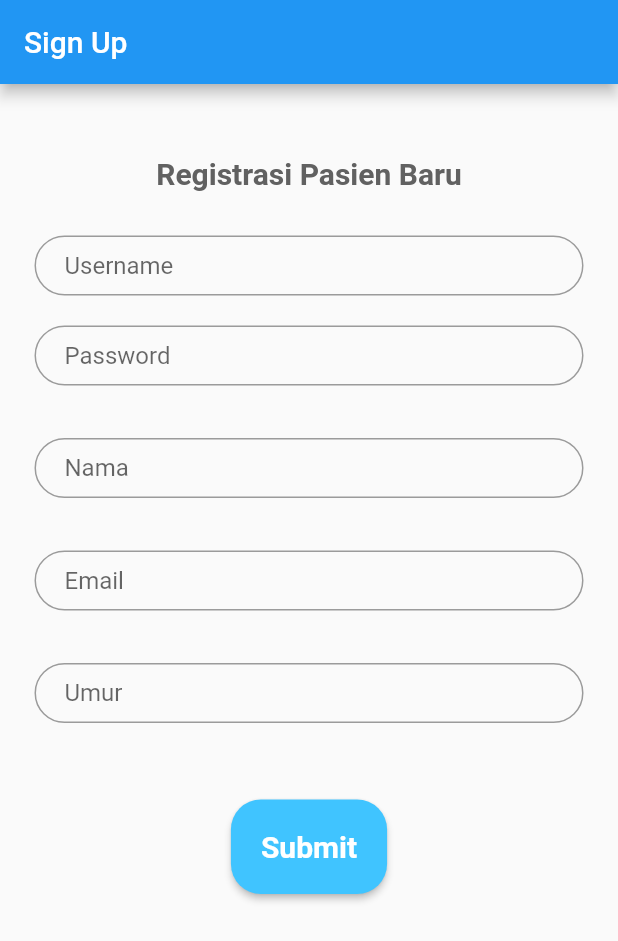
After one commit to raihansyahyoga11/rumahSehat, a Flutter app: the screen it shows after launch, after a tap on "Log out", after a tap on "New Patient? Create Account", after a tap on "Submit", on a phone screen of 412 x 824 dp. The commit adds this screen. Shown: the top 941 px of the screen. Run offline on Flutter 3.47's test engine with Material 2 defaults, Android fonts, the phone set to English and light mode, and no system bars; our stand-ins replace flutter_html, shared_preferences; network calls fail.

Commit message:
feat: finish sign up pasien page

```diff
--- a/rumah_sehat_flutter/lib/main.dart
+++ b/rumah_sehat_flutter/lib/main.dart
@@ -1,7 +1,11 @@
 import 'package:flutter/material.dart';
+import 'package:rumah_sehat_flutter/pages/HomePage.dart';
 
 import 'Screen/TopUpPage.dart';
 import 'Screen/ProfilePage.dart';
+import 'package:flutter/widgets.dart';
+
+const baseUrl = "http://localhost:8080";
 
 void main() {
   runApp(MyApp());
@@ -27,10 +31,11 @@ class _RumahSehatNavBarState extends State<RumahSehatNavBar> {
   int _selectedNavbar = 0;
   //navigasi page
   final screens=[
-    Center(child:Text('Home', style:TextStyle(fontSize: 60))),
+    // Center(child:Text('Home', style:TextStyle(fontSize: 60))),
+    HomePage(),
     Center(child:Text('Appointment', style:TextStyle(fontSize: 60))),
     Center(child:Text('Obat', style:TextStyle(fontSize: 60))),
-    TesPage(),
+    ProfilePage()
   ];
 
   void _changeSelectedNavBar(int index) {
@@ -50,19 +55,23 @@ class _RumahSehatNavBarState extends State<RumahSehatNavBar> {
         items: const <BottomNavigationBarItem>[
           BottomNavigationBarItem(
             icon: Icon(Icons.home),
-            title: Text('Beranda'),
+            // title: Text('Beranda'),
+            label: 'Beranda',
           ),
           BottomNavigationBarItem(
             icon: Icon(Icons.assignment),
-            title: Text('Appointment'),
+              label: 'Appointment'
+            // title: Text('Appointment')
           ),
           BottomNavigationBarItem(
             icon: Icon(Icons.medication_outlined ),
-            title: Text('Obat'),
+            label: 'Obat'
+            // title: Text('Obat'),
           ),
           BottomNavigationBarItem(
             icon: Icon(Icons.account_circle_outlined),
-            title: Text('Akun'),
+            label: 'Akun'
+            // title: Text('Akun'),
           ),
         ],
         currentIndex: _selectedNavbar,
--- /dev/null
+++ b/rumah_sehat_flutter/lib/pages/SignUp.dart
@@ -0,0 +1,220 @@
+import 'dart:convert';
+
+import 'package:flutter/material.dart';
+import 'package:http/http.dart' as http;
+import 'package:shared_preferences/shared_preferences.dart';
+
+class SignUpPage extends StatefulWidget {
+  const SignUpPage({Key? key}) : super(key: key);
+
+  @override
+  State<SignUpPage> createState() => _SignUpPageState();
+}
+
+class _SignUpPageState extends State<SignUpPage> {
+  final TextEditingController _usernameController = TextEditingController();
+  final TextEditingController _passwordController = TextEditingController();
+  final TextEditingController _nameController = TextEditingController();
+  final TextEditingController _emailController = TextEditingController();
+  final TextEditingController _umurController = TextEditingController();
+
+  void displayDialog(context, title, text) => showDialog(
+    context: context,
+    builder: (context) =>
+        AlertDialog(
+            title: Text(title),
+            content: Text(text)
+        ),
+  );
+
+  Future<http.Response> attemptSignUp(String username, String password, String umur, String name, String email) async {
+    var res = await http.post(
+        Uri.parse('http://localhost:8080/api/v1/signup'),
+        headers: <String, String>{"Content-Type": "application/json; charset=UTF-8",
+          "Accept": "application/json"},
+        body: jsonEncode(<String, String>{
+          "nama": name,
+          "email": email,
+          "umur": umur,
+          "username": username,
+          "password": password
+        })
+    );
+    return res;
+
+  }
+
+  final ButtonStyle style = ElevatedButton.styleFrom(
+      padding: EdgeInsets.all(20),
+      backgroundColor: Colors.lightBlueAccent,
+      textStyle: TextStyle(color: Colors.white),
+      shape: RoundedRectangleBorder(
+        borderRadius: BorderRadius.circular(20),
+      ));
+
+
+
+  @override
+  Widget build(BuildContext context) {
+    return Scaffold(
+        appBar: AppBar(title: Text("Sign Up"),),
+        body: Padding(
+          padding: const EdgeInsets.all(3.0),
+          child: Column(
+            children: [
+              SizedBox(
+                height: 35,
+              ),
+              Padding(
+                  padding: const EdgeInsets.symmetric(horizontal: 20),
+                  child: Container(
+                      alignment: Alignment.center,
+                      padding: const EdgeInsets.all(10),
+                      child: Text(
+                        'Registrasi Pasien Baru',
+                        style: TextStyle(fontSize: 20,
+                                        fontWeight: FontWeight.bold,
+                        color: Colors.grey[700]),
+
+                      ))),
+              SizedBox(
+                height: 20,
+              ),
+              Padding(
+                padding: const EdgeInsets.symmetric(horizontal: 20),
+                child: SizedBox(
+                  height: 40,
+                  child: TextFormField(
+                    controller: _usernameController,
+                    autofocus: false,
+                    // initialValue: 'Rose Angela',
+                    decoration: InputDecoration(
+                      hintText: 'Username',
+                      contentPadding: EdgeInsets.fromLTRB(20.0, 10.0, 20.0, 10.0),
+                      border: OutlineInputBorder(
+                          borderRadius: BorderRadius.circular(32.0)),
+                    ),
+                  ),
+                ),
+              ),
+              SizedBox(
+                height: 20,
+              ),
+              Padding(
+                padding: const EdgeInsets.symmetric(horizontal: 20),
+                child: SizedBox(
+                  height: 40,
+                  child: TextFormField(
+                    autofocus: false,
+                    //initialValue: 'some password',
+                    controller: _passwordController,
+                    obscureText: true,
+                    decoration: InputDecoration(
+                      hintText: 'Password',
+                      contentPadding: EdgeInsets.fromLTRB(20.0, 10.0, 20.0, 10.0),
+                      border: OutlineInputBorder(
+                          borderRadius: BorderRadius.circular(32.0)),
+                    ),
+                  ),
+                ),
+              ),
+              SizedBox(
+                height: 35,
+              ),
+              Padding(
+                padding: const EdgeInsets.symmetric(horizontal: 20),
+                child: SizedBox(
+                  height: 40,
+                  child: TextFormField(
+                    autofocus: false,
+                    //initialValue: 'some password',
+                    controller: _nameController,
+                    decoration: InputDecoration(
+                      hintText: 'Nama',
+                      contentPadding: EdgeInsets.fromLTRB(20.0, 10.0, 20.0, 10.0),
+                      border: OutlineInputBorder(
+                          borderRadius: BorderRadius.circular(32.0)),
+                    ),
+                  ),
+                ),
+              ),
+              SizedBox(
+                height: 35,
+              ),
+              Padding(
+                padding: const EdgeInsets.symmetric(horizontal: 20),
+                child: SizedBox(
+                  height: 40,
+                  child: TextFormField(
+                    autofocus: false,
+                    //initialValue: 'some password',
+                    controller: _emailController,
+                    decoration: InputDecoration(
+                      hintText: 'Email',
+                      contentPadding: EdgeInsets.fromLTRB(20.0, 10.0, 20.0, 10.0),
+                      border: OutlineInputBorder(
+                          borderRadius: BorderRadius.circular(32.0)),
+                    ),
+                  ),
+                ),
+              ),
+              SizedBox(
+                height: 35,
+              ),
+              Padding(
+                padding: const EdgeInsets.symmetric(horizontal: 20),
+                child: SizedBox(
+                  height: 40,
+                  child: TextFormField(
+                    autofocus: false,
+                    //initialValue: 'some password',
+                    controller: _umurController,
+                    keyboardType: TextInputType.number,
+                    decoration: InputDecoration(
+                      hintText: 'Umur',
+                      contentPadding: EdgeInsets.fromLTRB(20.0, 10.0, 20.0, 10.0),
+                      border: OutlineInputBorder(
+                          borderRadius: BorderRadius.circular(32.0)),
+                    ),
+                  ),
+                ),
+              ),
+              SizedBox(
+                height: 35,
+              ),
+              Padding(
+                padding: EdgeInsets.symmetric(vertical: 16.0),
+                child: ElevatedButton(
+                  style: style,
+                  onPressed: () async {
+                    var response = await attemptSignUp(_usernameController.text, _passwordController.text, _umurController.text, _nameController.text, _emailController.text);
+                    print(response.statusCode);
+                    if(response.statusCode == 200) {
+                      displayDialog(context, "Sign Up success", "Sign Up success");
+                      //JWT.fromJson(jsonDecode(jwt.body));
+                      // Navigator.push(
+                      //     context,
+                      //     MaterialPageRoute(
+                      //         builder: (context) => HomePage.fromBase64(jwt)
+                      //     )
+                      // );
+                    } else if(response.statusCode == 400){
+                      displayDialog(context, "An Error Occurred", "Request body has invalid type or missing field.");
+                    } else if(response.statusCode == 403) {
+                      displayDialog(context, "An Error Occurred", "Forbidden");
+                    } else {
+                      displayDialog(context, "An Error Occurred", "No account was found matching that username and password");
+                    }
+                  },
+                  child: Text(
+                    'Submit',
+                    style: TextStyle(fontSize: 20, fontWeight: FontWeight.bold)
+                  ),
+                ),
+              ),
+            ],
+          ),
+        )
+    );
+  }
+}
--- a/rumah_sehat_flutter/lib/pages/login.dart
+++ b/rumah_sehat_flutter/lib/pages/login.dart
@@ -1,5 +1,6 @@
 import 'package:flutter/material.dart';
 import 'package:rumah_sehat_flutter/controller/authentication_controller.dart';
+import 'package:rumah_sehat_flutter/pages/SignUp.dart';
 import 'HomePage.dart';
 
 void main() {
@@ -62,7 +63,7 @@ class _LoginState extends State<Login> {
             ),
             Padding(
               padding: const EdgeInsets.only(
-                  left: 15.0, right: 15.0, top: 15, bottom: 0),
+                  left: 15.0, right: 15.0, top: 15, bottom: 15),
               //padding: EdgeInsets.symmetric(horizontal: 15),
               child: TextFormField(
                 controller: authenticationController.passwordController,
@@ -76,6 +77,7 @@ class _LoginState extends State<Login> {
             Container(
               height: 50,
               width: 250,
+              margin: EdgeInsets.only(bottom: 10),
               decoration: BoxDecoration(
                   color: Colors.blue, borderRadius: BorderRadius.circular(20)),
               child: ElevatedButton(
@@ -98,7 +100,20 @@ class _LoginState extends State<Login> {
               ),
             ),
 
-            Text('New Patient? Create Account')
+            TextButton(
+              onPressed: (){
+                Navigator.of(context).pushReplacement(MaterialPageRoute(
+                    builder: (context) => const SignUpPage(),
+                ));
+              },
+              child:
+              Text(
+                'New Patient? Create Account',
+                textAlign: TextAlign.center,
+              ),
+
+            )
+
           ],
         ),
       ),
```
Also changed, not shown: rumah_sehat_flutter/pubspec.yaml (+4 -3 lines), rumah_sehat_flutter/pubspec.lock.
